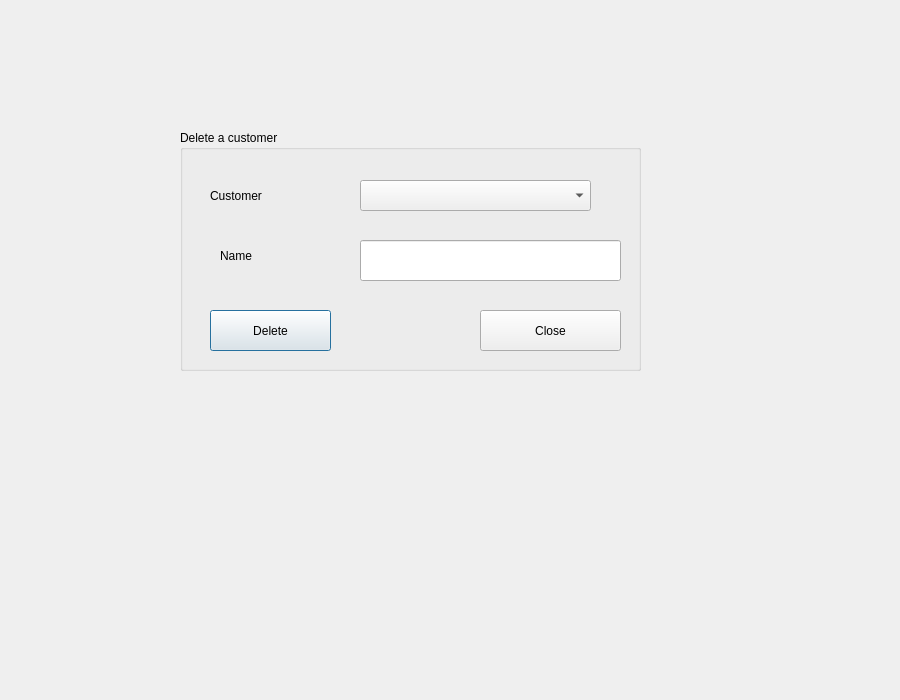
Above: deletecustomer.ui from jonathansaetre/BankSystem before the change. Below: the same form after it.
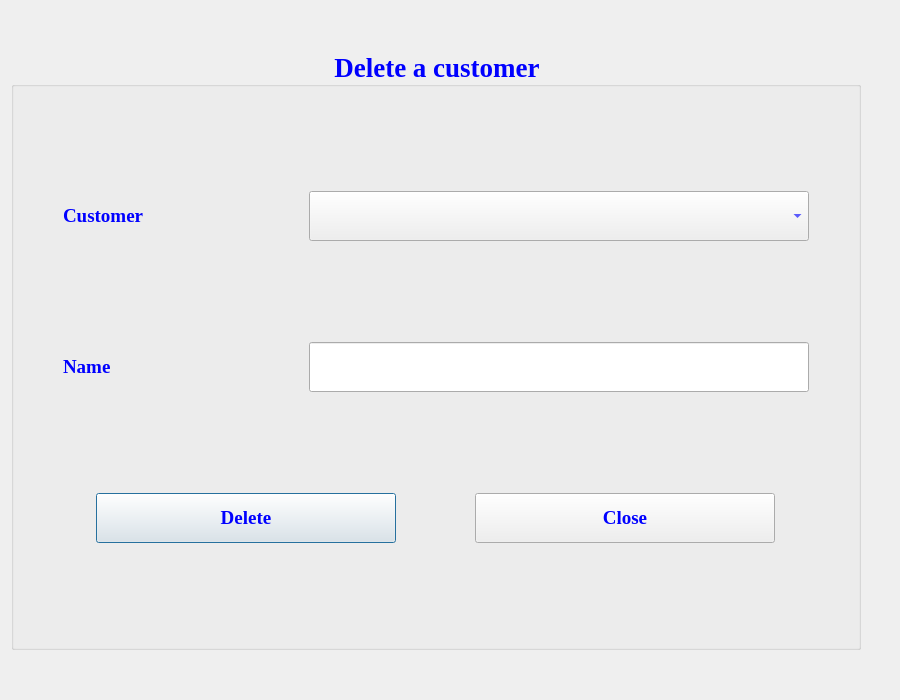
That is the form after the change.

```diff
--- a/deletecustomer.ui
+++ b/deletecustomer.ui
@@ -25,91 +25,217 @@
   <property name="windowTitle">
    <string>Delete Customer</string>
   </property>
+  <layout class="QVBoxLayout" name="verticalLayout_2">
+   <item>
   <widget class="QGroupBox" name="groupBox">
-   <property name="geometry">
-    <rect>
-     <x>180</x>
-     <y>130</y>
-     <width>461</width>
-     <height>241</height>
-    </rect>
+     <property name="minimumSize">
+      <size>
+       <width>850</width>
+       <height>600</height>
+      </size>
+     </property>
+     <property name="maximumSize">
+      <size>
+       <width>850</width>
+       <height>600</height>
+      </size>
+     </property>
+     <property name="font">
+      <font>
+       <family>Times New Roman</family>
+       <pointsize>20</pointsize>
+       <weight>75</weight>
+       <bold>true</bold>
+       <underline>false</underline>
+      </font>
+     </property>
+     <property name="styleSheet">
+      <string notr="true">color:blue</string>
    </property>
    <property name="title">
     <string>Delete a customer</string>
    </property>
+     <property name="alignment">
+      <set>Qt::AlignCenter</set>
+     </property>
+     <layout class="QVBoxLayout" name="verticalLayout">
+      <item>
+       <layout class="QHBoxLayout" name="horizontalLayout">
+        <item>
    <widget class="QLabel" name="label">
-    <property name="geometry">
-     <rect>
-      <x>30</x>
-      <y>50</y>
-      <width>111</width>
-      <height>31</height>
-     </rect>
+          <property name="minimumSize">
+           <size>
+            <width>200</width>
+            <height>50</height>
+           </size>
+          </property>
+          <property name="maximumSize">
+           <size>
+            <width>200</width>
+            <height>50</height>
+           </size>
+          </property>
+          <property name="font">
+           <font>
+            <family>Times New Roman</family>
+            <pointsize>14</pointsize>
+            <weight>75</weight>
+            <bold>true</bold>
+           </font>
     </property>
     <property name="text">
      <string>Customer</string>
     </property>
    </widget>
+        </item>
+        <item>
    <widget class="QComboBox" name="customerCombobox">
-    <property name="geometry">
-     <rect>
-      <x>180</x>
-      <y>50</y>
-      <width>231</width>
-      <height>31</height>
-     </rect>
-    </property>
-   </widget>
+          <property name="minimumSize">
+           <size>
+            <width>0</width>
+            <height>50</height>
+           </size>
+          </property>
+          <property name="maximumSize">
+           <size>
+            <width>500</width>
+            <height>50</height>
+           </size>
+          </property>
+          <property name="font">
+           <font>
+            <family>Times New Roman</family>
+            <pointsize>10</pointsize>
+           </font>
+          </property>
+          <property name="styleSheet">
+           <string notr="true">color:blue</string>
+          </property>
+         </widget>
+        </item>
+       </layout>
+      </item>
+      <item>
+       <layout class="QHBoxLayout" name="horizontalLayout_2">
+        <item>
    <widget class="QLabel" name="nameLabel">
-    <property name="geometry">
-     <rect>
-      <x>40</x>
-      <y>110</y>
-      <width>81</width>
-      <height>31</height>
-     </rect>
+          <property name="minimumSize">
+           <size>
+            <width>200</width>
+            <height>50</height>
+           </size>
+          </property>
+          <property name="maximumSize">
+           <size>
+            <width>200</width>
+            <height>50</height>
+           </size>
+          </property>
+          <property name="font">
+           <font>
+            <family>Times New Roman</family>
+            <pointsize>14</pointsize>
+            <weight>75</weight>
+            <bold>true</bold>
+           </font>
+          </property>
+          <property name="styleSheet">
+           <string notr="true">color:blue</string>
     </property>
     <property name="text">
      <string>Name</string>
     </property>
    </widget>
+        </item>
+        <item>
    <widget class="QLineEdit" name="nameBox">
-    <property name="geometry">
-     <rect>
-      <x>180</x>
-      <y>110</y>
-      <width>261</width>
-      <height>41</height>
-     </rect>
-    </property>
-   </widget>
+          <property name="minimumSize">
+           <size>
+            <width>500</width>
+            <height>50</height>
+           </size>
+          </property>
+          <property name="maximumSize">
+           <size>
+            <width>500</width>
+            <height>50</height>
+           </size>
+          </property>
+          <property name="font">
+           <font>
+            <family>Times New Roman</family>
+            <pointsize>10</pointsize>
+           </font>
+          </property>
+          <property name="styleSheet">
+           <string notr="true">color:blue</string>
+          </property>
+         </widget>
+        </item>
+       </layout>
+      </item>
+      <item>
+       <layout class="QHBoxLayout" name="horizontalLayout_3">
+        <item>
    <widget class="QPushButton" name="deleteButton">
-    <property name="geometry">
-     <rect>
-      <x>30</x>
-      <y>180</y>
-      <width>121</width>
-      <height>41</height>
-     </rect>
+          <property name="minimumSize">
+           <size>
+            <width>300</width>
+            <height>50</height>
+           </size>
+          </property>
+          <property name="maximumSize">
+           <size>
+            <width>300</width>
+            <height>50</height>
+           </size>
+          </property>
+          <property name="font">
+           <font>
+            <family>Times New Roman</family>
+            <pointsize>14</pointsize>
+            <weight>75</weight>
+            <bold>true</bold>
+           </font>
     </property>
     <property name="text">
      <string>Delete</string>
     </property>
    </widget>
+        </item>
+        <item>
    <widget class="QPushButton" name="closeButton">
-    <property name="geometry">
-     <rect>
-      <x>300</x>
-      <y>180</y>
-      <width>141</width>
-      <height>41</height>
-     </rect>
+          <property name="minimumSize">
+           <size>
+            <width>300</width>
+            <height>50</height>
+           </size>
+          </property>
+          <property name="maximumSize">
+           <size>
+            <width>300</width>
+            <height>50</height>
+           </size>
+          </property>
+          <property name="font">
+           <font>
+            <family>Times New Roman</family>
+            <pointsize>14</pointsize>
+            <weight>75</weight>
+            <bold>true</bold>
+           </font>
     </property>
     <property name="text">
      <string>Close</string>
     </property>
    </widget>
-  </widget>
+        </item>
+       </layout>
+      </item>
+     </layout>
+    </widget>
+   </item>
+  </layout>
  </widget>
  <resources/>
  <connections/>
```
Lines whose indentation alone changed are shown as unchanged.
